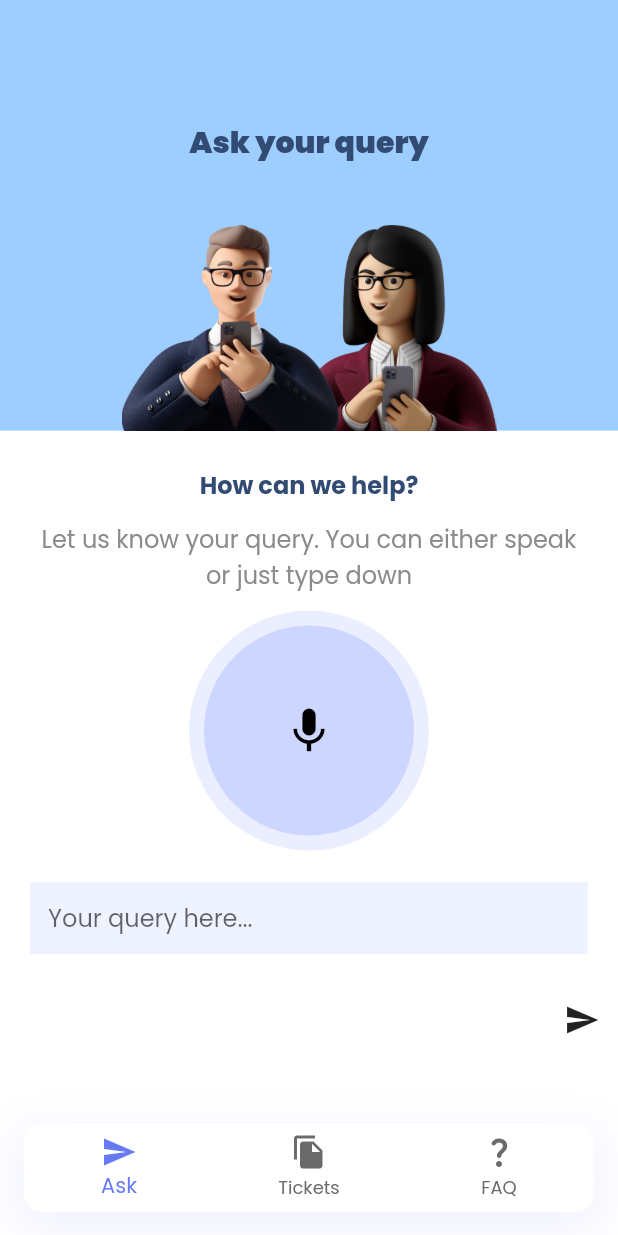
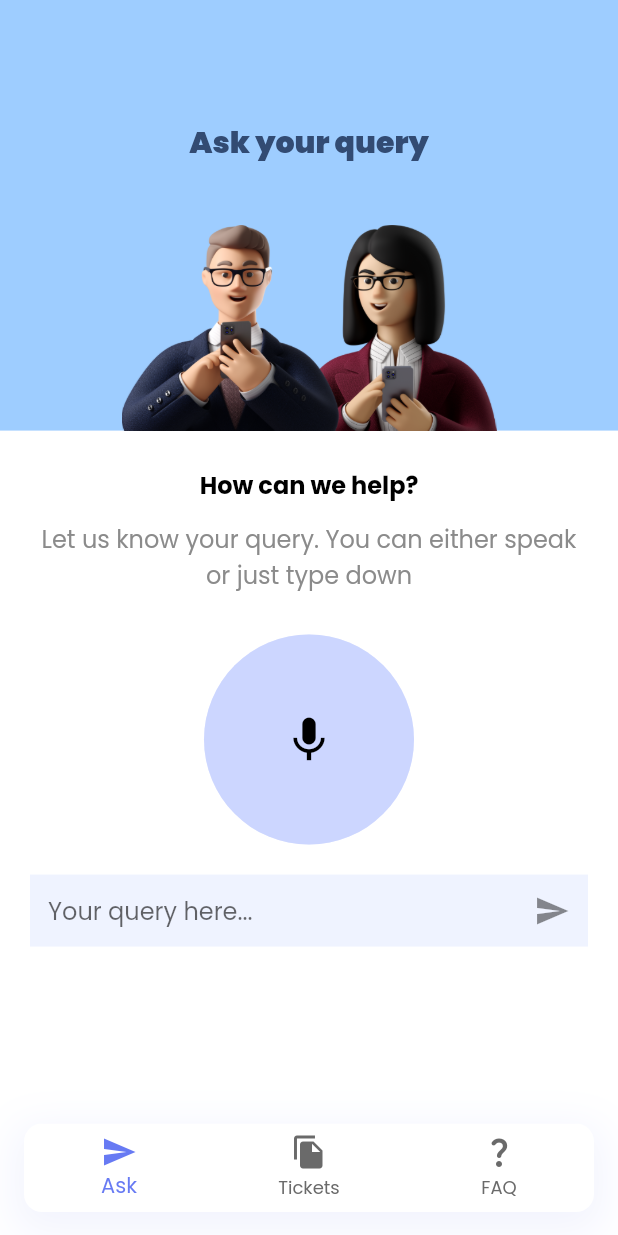
Before and after one commit to jeevan-yohan-varghese/cq-app, a Flutter app: the screen it shows after launch, on a phone screen of 412 x 824 dp. Run offline on Flutter 3.47's test engine with Material 2 defaults, Android fonts, the phone set to English and light mode, and no system bars; our stand-ins replace speech_to_text; missing offline and left inert: flutter_emoji.

Commit message:
chore: design updates

```diff
--- a/lib/screens/ask_screen.dart
+++ b/lib/screens/ask_screen.dart
@@ -1,5 +1,6 @@
 import 'package:flutter/cupertino.dart';
 import 'package:flutter/material.dart';
+import 'package:flutter_emoji/flutter_emoji.dart';
 import 'package:speech_to_text/speech_recognition_result.dart';
 import 'package:speech_to_text/speech_to_text.dart';
 
@@ -40,7 +41,7 @@ class _AskState extends State<AskScreen> {
       });
     });
     setState(() {
-      listenText = "Listening...";
+      listenText = "Listening ...";
     });
   }
 
@@ -51,7 +52,7 @@ class _AskState extends State<AskScreen> {
   void _stopListening() async {
     await _speechToText.stop();
     setState(() {
-      listenText="";
+      listenText = "";
     });
   }
 
@@ -63,6 +64,10 @@ class _AskState extends State<AskScreen> {
       _queryController.text = _lastWords;
     });
   }
+
+  var parser = EmojiParser();
+var coffee = Emoji('coffee', '☕');
+var heart  = Emoji('heart', '❤️');
 
   @override
   Widget build(BuildContext context) {
@@ -96,30 +101,29 @@ class _AskState extends State<AskScreen> {
                 const SizedBox(
                   height: 24,
                 ),
-            const Text("How can we help?",
+                 Text("How can we help?${parser.get(':wave:').code}",
                     style: TextStyle(
-                    color: Color(0xff324B73),
+                        color: Color(0xff000000),
                         fontWeight: FontWeight.w700,
                         fontSize: 16)),
                 const Padding(
-              padding:  EdgeInsets.symmetric(horizontal: 20.0,vertical: 12),
-              child:  Text("Let us know your query. You can either speak or just type down",
+                  padding: EdgeInsets.symmetric(horizontal: 20.0, vertical: 12),
+                  child: Text(
+                      "Let us know your query. You can either speak or just type down",
                       textAlign: TextAlign.center,
-                  style: TextStyle(
-                      color: Color(0xff8b8b8b),
-
-                      fontSize: 16)),
+                      style: TextStyle(color: Color(0xff8b8b8b), fontSize: 16)),
                 ),
+                const SizedBox(height: 16,),
                 InkWell(
                   onTap: () {
                     _speechToText.isNotListening
                         ? _startListening()
                         : _stopListening();
                   },
+                  child: CircleAvatar(
+                    radius: _speechToText.isListening ? 80 : 70,
+                    backgroundColor: const Color(0xffEAEEFF),
                     child: const CircleAvatar(
-                radius: 80,
-                backgroundColor: const Color(0xffEAEEFF),
-                child: CircleAvatar(
                       radius: 70,
                       backgroundColor: const Color(0xffCCD6FF),
                       child: Center(
@@ -131,9 +135,15 @@ class _AskState extends State<AskScreen> {
                     ),
                   ),
                 ),
-            Text(listenText),
+
+                Visibility(
+                  visible: _speechToText.isListening,
+                  child: Padding(
+                    padding: const EdgeInsets.symmetric(vertical:8.0),
+                    child: Text(listenText,style: TextStyle(color: Color(0xff8B8B8B)),),
+                  )),
                 Padding(
-              padding: const EdgeInsets.symmetric(horizontal: 20.0),
+                  padding: const EdgeInsets.only(left: 20.0,right: 20.0,top:20.0),
                   child: TextFormField(
                     controller: _queryController,
                     minLines: 1,
@@ -141,15 +151,15 @@ class _AskState extends State<AskScreen> {
                     decoration: InputDecoration(
                         fillColor: const Color(0xffEFF3FF),
                         filled: true,
-                    hintText: "Your query here...", border: InputBorder.none),
+                        suffixIcon: IconButton(
+                          onPressed: () {},
+                          icon: Icon(Icons.send),
+                        ),
+                        hintText: "Your query here...",
+                        border: InputBorder.none),
                   ),
                 ),
-            const SizedBox(
-              height: 20,
-            ),
-            Align(
-              alignment: Alignment.centerRight,
-              child: IconButton(onPressed: () {}, icon: Icon(Icons.send)))
+
               ],
             ),
           )),
--- a/lib/screens/bottom_nav_screen.dart
+++ b/lib/screens/bottom_nav_screen.dart
@@ -1,5 +1,4 @@
 import 'package:cq_app/screens/ask_screen.dart';
-import 'package:cq_app/screens/faq_screen.dart';
 import 'package:cq_app/screens/tickets_screen.dart';
 import 'package:flutter/material.dart';
 
@@ -17,7 +16,7 @@ class _BottomNavState extends State<BottomNavScreen> {
   final List<Widget> _fragments = <Widget>[
     AskScreen(),
     TicketsScreen(),
-    FaqScreen(),
+    AskScreen(),
   ];
 
   @override
@@ -26,7 +25,16 @@ class _BottomNavState extends State<BottomNavScreen> {
         child: Scaffold(
             backgroundColor: Colors.white,
             resizeToAvoidBottomInset: false,
-            body: Center(
+            body: AnimatedSwitcher(
+
+              transitionBuilder: (Widget child, Animation<double> animation) {
+                return FadeTransition(
+                  child: child,
+                  opacity: animation,
+                );
+              },
+              duration: const Duration(milliseconds: 350),
+
               child: _fragments[selectedIndex],
             ),
             bottomNavigationBar: Padding(
--- a/pubspec.yaml
+++ b/pubspec.yaml
@@ -33,6 +33,7 @@ dependencies:
   flutter:
     sdk: flutter
   flutter_bloc: ^8.0.1
+  flutter_emoji: ^2.4.0
   http: ^0.13.4
   speech_to_text: ^5.4.3
 
@@ -83,8 +84,5 @@ flutter:
           weight: 700
         - asset: fonts/Poppins-Medium.ttf
           weight: 500
-
-
-  #
   # For details regarding fonts from package dependencies,
   # see https://flutter.dev/custom-fonts/#from-packages
```
Also changed, not shown: pubspec.lock. Lines whose indentation alone changed are shown as unchanged.
